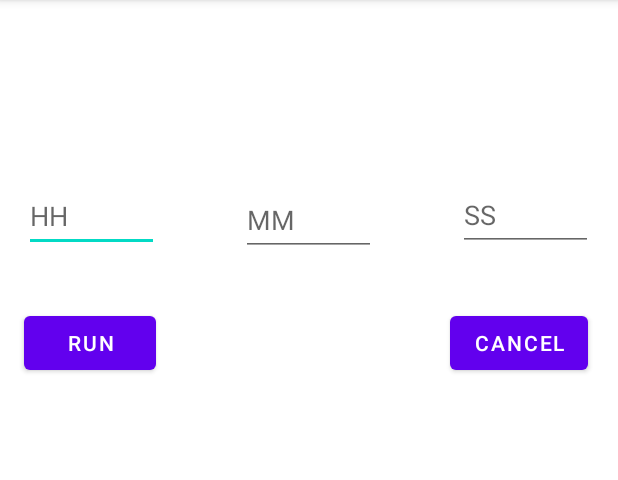
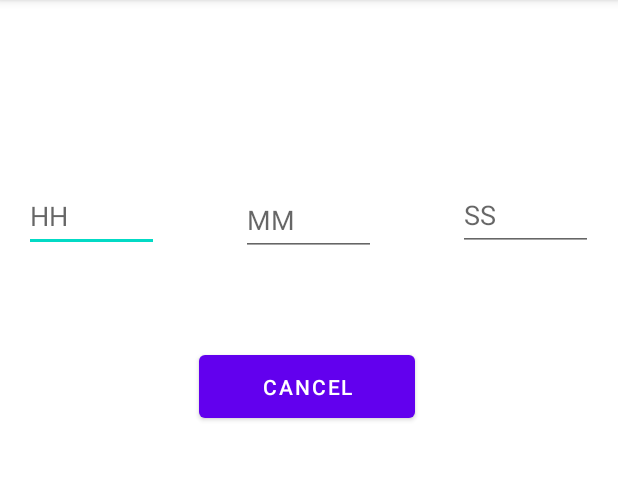
Before and after one commit to StepHindi/Project, an Android app: the screen it shows after launch (MainActivity), after a tap on "RUN", on a phone screen of 412 x 824 dp, the part 84-564 px from its top. Run offline under Robolectric (Android 15) with nearby library versions, the phone set to English and light mode, and no system bars.

Commit message:
Added button start/stop, but code doesn't works because of the Thread problems

```diff
--- a/app/src/main/java/com/example/project/MainActivity.java
+++ b/app/src/main/java/com/example/project/MainActivity.java
@@ -25,6 +25,7 @@ public class MainActivity extends AppCompatActivity implements Runnable{
     private MediaPlayer mediaPlayer;
     private static final String TAG = "MyActivity_output";
     long time;
+    boolean is_running;
     Thread timerThread;
 
     private AudioManager.OnAudioFocusChangeListener audioFocusChangeListener =
@@ -51,14 +52,18 @@ public class MainActivity extends AppCompatActivity implements Runnable{
     protected void onCreate(Bundle savedInstanceState) {
         super.onCreate(savedInstanceState);
         binding = ActivityMainBinding.inflate(getLayoutInflater());
+        is_running = false;
         setContentView(binding.getRoot());
         AudioManager audioManager = (AudioManager) getSystemService(Context.AUDIO_SERVICE);
         mediaPlayer = MediaPlayer.create(this, R.raw.stopper);
-        binding.buttonRun.setOnClickListener(v -> {
+        binding.buttonRunStop.setOnClickListener(v -> {
+            if (!is_running) {
                 Log.i(TAG, "Button clicked");
+                is_running = true;
                 if (timer != null) {
                     timer.cancel();
                 }
+                binding.buttonRunStop.setText(R.string.cancel);
                 timer = new Timer();
                 long time_hours;
                 long time_sec;
@@ -68,24 +73,21 @@ public class MainActivity extends AppCompatActivity implements Runnable{
                 String text_sec = binding.editTextTimeSeconds.getText().toString();
                 if (!text_min.equals("")) {
                     time_min = Long.parseLong(text_min) * 1000 * 60;
-            }
-            else {
+                } else {
                     time_min = 0;
                 }
                 if (!text_sec.equals("")) {
                     time_sec = Long.parseLong(text_sec) * 1000;
-            }
-            else {
+                } else {
                     time_sec = 0;
                 }
                 if (!text_hours.equals("")) {
                     time_hours = Long.parseLong(text_hours) * 1000 * 3600;
-            }
-            else {
+                } else {
                     time_hours = 0;
                 }
                 time = time_hours + time_sec + time_min;
-            if(time == 0) {
+                if (time == 0) {
                     return;
                 }
                 Log.i(TAG, "Time: " + time + " wil be start on schedule");
@@ -102,13 +104,13 @@ public class MainActivity extends AppCompatActivity implements Runnable{
                         mediaPlayer.start();
                         Log.i(TAG, "Payer started!");
                         audioManager.abandonAudioFocus(audioFocusChangeListener);
+                        binding.buttonRunStop.setText(R.string.run);
                     }
                 }, time);
-
-
-        });
-        binding.buttonCancel.setOnClickListener(v -> {
-            Log.i(TAG, "Cancel clicked");
+            }
+            else {
+                is_running = false;
+                binding.buttonRunStop.setText(R.string.run);
                 if (timer != null) {
                     timer.cancel();
                     timer = null;
@@ -119,25 +121,26 @@ public class MainActivity extends AppCompatActivity implements Runnable{
                         e.printStackTrace();
                     }
                 }
+            }
         });
     }
 
     @Override
-    public void run() {
-        do {
-            runOnUiThread(new Runnable() {
-                @Override
-                public void run() {
-                    binding.timeshower.setText("" + (time / 1000));
+    public void run() {}
+//        do {
+//            runOnUiThread(new Runnable() {
+//                @Override
+//                public void run() {
+//                    binding.timeshower.setText("" + (time / 1000));
+//                }
+//            });
+//            time -= 1000;
+//            try {
+//                Thread.sleep(1000);
+//            } catch (InterruptedException e) {
+//                e.printStackTrace();
+//            }
+//        }
+//        while (time > 0);
+//    }
 }
-            });
-            time -= 1000;
-            try {
-                Thread.sleep(1000);
-            } catch (InterruptedException e) {
-                e.printStackTrace();
-            }
-        }
-        while (time > 0);
-    }
-}
--- a/app/src/main/res/layout/activity_main.xml
+++ b/app/src/main/res/layout/activity_main.xml
@@ -9,28 +9,16 @@
 
 
     <Button
-        android:id="@+id/button_run"
-        android:layout_width="wrap_content"
-        android:layout_height="wrap_content"
+        android:id="@+id/button_run_stop"
+        android:layout_width="144dp"
+        android:layout_height="54dp"
         android:text="@string/run"
         app:layout_constraintBottom_toBottomOf="parent"
         app:layout_constraintEnd_toEndOf="parent"
-        app:layout_constraintHorizontal_bias="0.049"
+        app:layout_constraintHorizontal_bias="0.495"
         app:layout_constraintStart_toStartOf="parent"
         app:layout_constraintTop_toTopOf="parent"
-        app:layout_constraintVertical_bias="0.284" />
-
-    <Button
-        android:id="@+id/button_cancel"
-        android:layout_width="wrap_content"
-        android:layout_height="wrap_content"
-        android:text="@string/cancel"
-        app:layout_constraintBottom_toBottomOf="parent"
-        app:layout_constraintEnd_toEndOf="parent"
-        app:layout_constraintHorizontal_bias="0.937"
-        app:layout_constraintStart_toStartOf="parent"
-        app:layout_constraintTop_toTopOf="parent"
-        app:layout_constraintVertical_bias="0.284" />
+        app:layout_constraintVertical_bias="0.323" />
 
     <EditText
         android:id="@+id/editTextTimeHours"
@@ -73,17 +61,4 @@
         app:layout_constraintTop_toTopOf="parent"
         app:layout_constraintVertical_bias="0.166" />
 
-    <TextView
-        android:id="@+id/timeshower"
-        android:layout_width="90dp"
-        android:layout_height="48dp"
-
-        android:gravity="center"
-        android:textSize="24sp"
-        app:layout_constraintBottom_toBottomOf="parent"
-        app:layout_constraintEnd_toEndOf="parent"
-        app:layout_constraintStart_toStartOf="parent"
-        app:layout_constraintTop_toTopOf="parent"
-        app:layout_constraintVertical_bias="0.293" />
-
 </androidx.constraintlayout.widget.ConstraintLayout>
```
Lines whose indentation alone changed are shown as unchanged.
